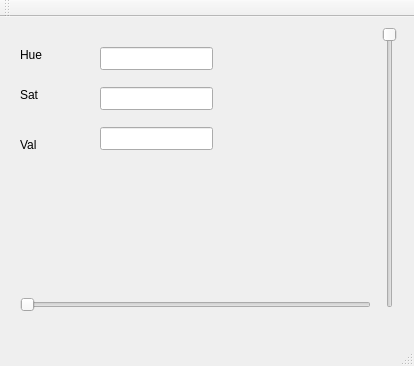
This is software/qprochsv/prochsv.ui in mekatronik-achmadi/tugas_akhir as Qt 5 draws it before an edit. The edited form follows.
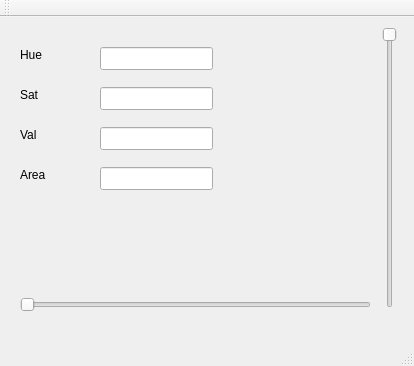
This is the edited form.

Diff of the .ui file:
```diff
--- a/software/qprochsv/prochsv.ui
+++ b/software/qprochsv/prochsv.ui
@@ -103,7 +103,7 @@
     <property name="geometry">
      <rect>
       <x>20</x>
-      <y>120</y>
+      <y>110</y>
       <width>57</width>
       <height>15</height>
      </rect>
@@ -112,6 +112,29 @@
      <string>Val</string>
     </property>
    </widget>
+   <widget class="QLineEdit" name="txtArea">
+    <property name="geometry">
+     <rect>
+      <x>100</x>
+      <y>150</y>
+      <width>113</width>
+      <height>23</height>
+     </rect>
+    </property>
+   </widget>
+   <widget class="QLabel" name="label_4">
+    <property name="geometry">
+     <rect>
+      <x>20</x>
+      <y>150</y>
+      <width>57</width>
+      <height>15</height>
+     </rect>
+    </property>
+    <property name="text">
+     <string>Area</string>
+    </property>
+   </widget>
   </widget>
   <widget class="QMenuBar" name="menuBar">
    <property name="geometry">
```
